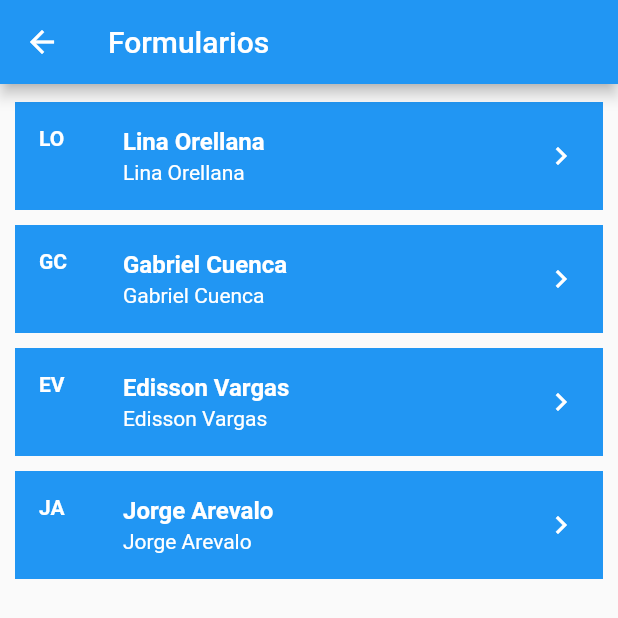
After one commit to klauscj1/capacitacion_icreativa_flutter, a Flutter app: the FormulariosPage screen opened directly, on a phone screen of 412 x 824 dp. The commit adds this screen. Shown: the top 618 px of the screen. Run offline on Flutter 3.47's test engine with Material 2 defaults, Android fonts, the phone set to English and light mode, and no system bars; our stand-ins replace math_expressions, rxdart.

Commit message:
formularios

```diff
--- /dev/null
+++ b/lib/ui/pages/formulario_page.dart
@@ -0,0 +1,53 @@
+import 'package:clase_2/ui/pages/calculadora_Edi.dart';
+import 'package:clase_2/ui/pages/calculadora_claus.dart';
+import 'package:clase_2/ui/pages/calculadora_gabriel.dart';
+import 'package:clase_2/ui/pages/calculadora_jorge.dart';
+import 'package:clase_2/ui/pages/calculadora_lina.dart';
+import 'package:clase_2/ui/widgets/menu_item_widget.dart';
+import 'package:flutter/material.dart';
+
+class FormulariosPage extends StatelessWidget {
+  const FormulariosPage({Key key}) : super(key: key);
+
+  @override
+  Widget build(BuildContext context) {
+    return Scaffold(
+      appBar: AppBar(
+        title: Text('Formularios'),
+      ),
+      body: Padding(
+        padding:
+            const EdgeInsets.only(top: 12, left: 10, right: 10, bottom: 20),
+        child: ListView(
+          children: [
+            MenuItem(
+              pagina: CalculadoraLina(),
+              leading: 'LO',
+              titulo: 'Lina Orellana',
+              subtitulo: 'Lina Orellana',
+            ),
+            MenuItem(
+              pagina: CalculadoraGabriel(),
+              leading: 'GC',
+              titulo: 'Gabriel Cuenca',
+              subtitulo: 'Gabriel Cuenca',
+            ),
+            MenuItem(
+              pagina: CalculadoraEdison(),
+              leading: 'EV',
+              titulo: 'Edisson Vargas',
+              subtitulo: 'Edisson Vargas',
+            ),
+            MenuItem(
+              pagina: CalculadoraJorge(),
+              leading: 'JA',
+              titulo: 'Jorge Arevalo',
+              subtitulo: 'Jorge Arevalo',
+            ),
+          ],
+        ),
+      ),
+    );
+    ;
+  }
+}
--- a/lib/ui/pages/menu_page.dart
+++ b/lib/ui/pages/menu_page.dart
@@ -2,6 +2,7 @@ import 'package:clase_2/ui/pages/bloc_page.dart';
 import 'package:clase_2/ui/pages/calculador_menu.dart';
 import 'package:clase_2/ui/pages/con_estado.dart';
 import 'package:clase_2/ui/pages/container_page.dart';
+import 'package:clase_2/ui/pages/formulario_page.dart';
 import 'package:clase_2/ui/pages/home_page.dart';
 import 'package:clase_2/ui/pages/list_page.dart';
 import 'package:clase_2/ui/pages/lista_page.dart';
@@ -76,6 +77,12 @@ class MenuPage extends StatelessWidget {
               titulo: 'TextField widget ',
               subtitulo: 'Ejemplo basico textfield',
             ),
+            MenuItem(
+              pagina: FormulariosPage(),
+              leading: 'FP',
+              titulo: 'Formularios widget ',
+              subtitulo: 'Ejemplo basico de formularios',
+            ),
           ],
         ),
       ),
```
